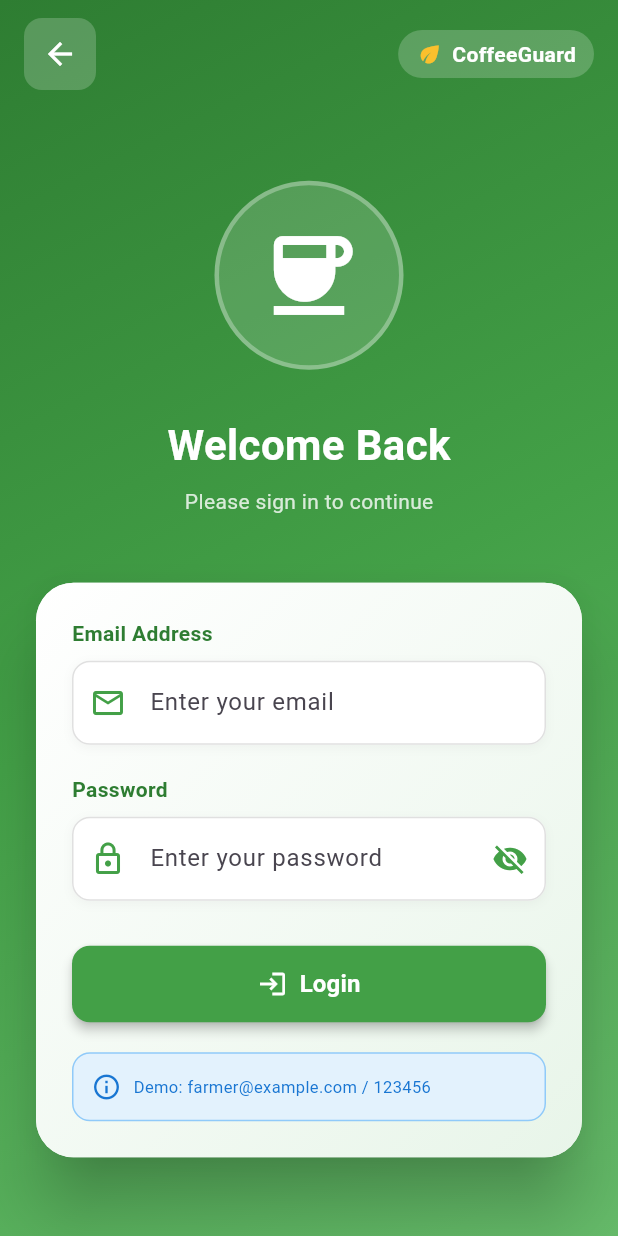
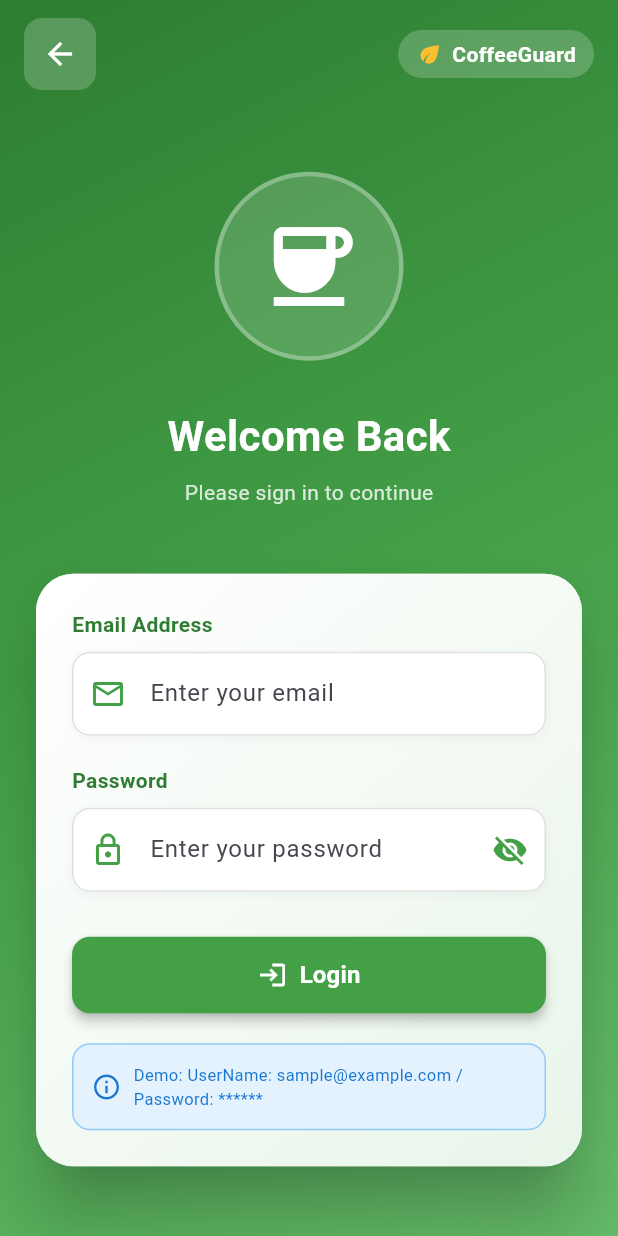
Before and after one commit to Tesfalegnp/CoffeeGruard-App, a Flutter app: the screen it shows after launch, in the side drawer, after a tap on "Login", on a phone screen of 412 x 824 dp. Run offline on Flutter 3.47's test engine with Material 3 defaults, Android fonts, the phone set to English and light mode, and no system bars; our stand-ins replace connectivity_plus, fl_chart, flutter_dotenv, flutter_tts, geolocator, hive and 5 more; missing offline and left inert: tflite_flutter; accounts and stored records are empty.

Commit message:
edited loging helper text

```diff
--- a/lib/screens/auth/login_screen.dart
+++ b/lib/screens/auth/login_screen.dart
@@ -398,8 +398,8 @@ class _LoginScreenState extends State<LoginScreen> {
                                         Expanded(
                                           child: Text(
                                             isAmharic
-                                                ? "የሙከራ መለያ: farmer@example.com / ይለፍ ቃል: 123456"
-                                                : "Demo: farmer@example.com / 123456",
+                                                ? "የሙከራ መለያ: UserName: sample@example.com / ይለፍ ቃል: Password: ******"
+                                                : "Demo: UserName: sample@example.com / Password: ******",
                                             style: TextStyle(
                                               fontSize: 11,
                                               color: Colors.blue.shade700,
```
